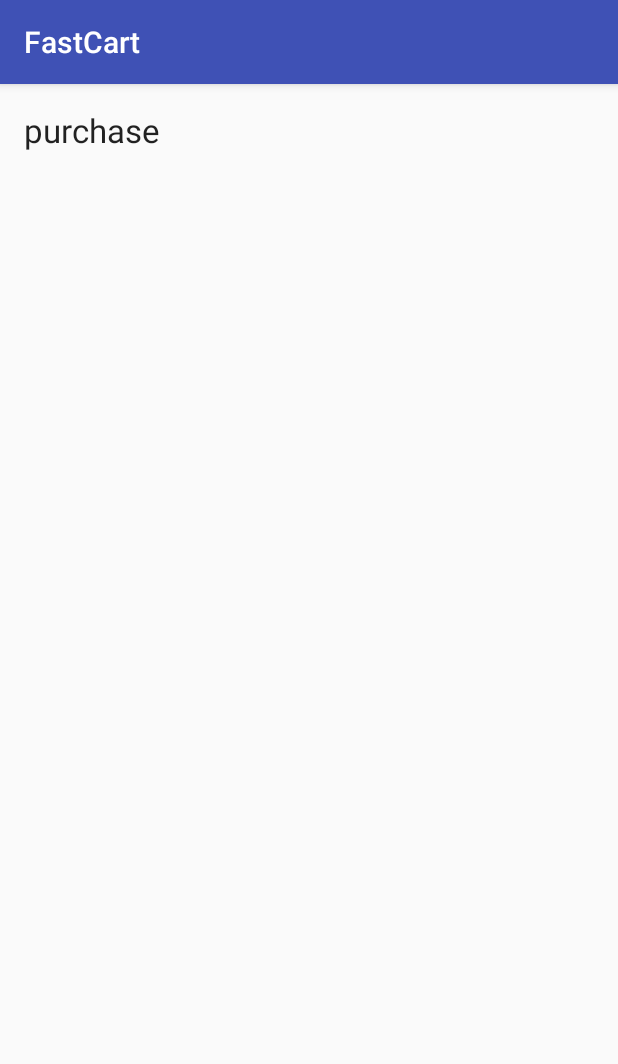
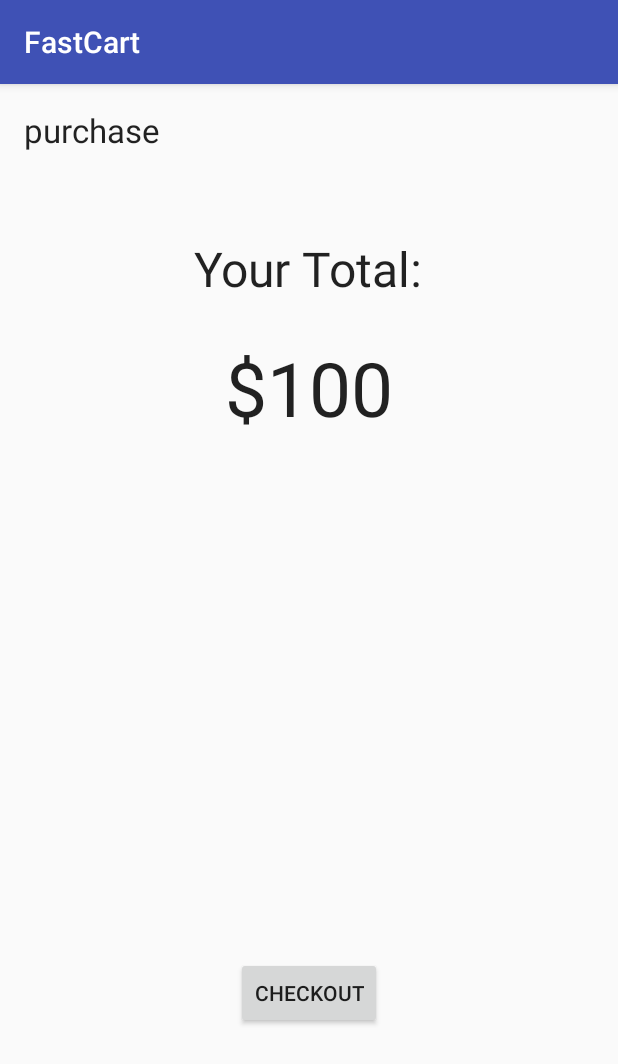
Before and after one commit to SujeethJinesh/FastCart, an Android app: the fragment Purchase shown on its own in the app's theme, on a phone screen of 412 x 824 dp. Shown: the top 1064 px of the screen. Run offline under Robolectric (Android 15) with nearby library versions, the phone set to English and light mode, and no system bars.

Commit message:
implemented basic checkout and android pay functionality

```diff
--- a/app/build.gradle
+++ b/app/build.gradle
@@ -26,6 +26,9 @@ dependencies {
     compile 'com.journeyapps:zxing-android-embedded:3.2.0@aar'
     compile 'com.google.zxing:core:3.2.1'
     compile 'com.google.android.gms:play-services-auth:9.4.0'
+    compile 'com.google.android.gms:play-services:9.4+'
+    compile 'com.android.support:support-v4:+'
+    compile 'com.android.support:appcompat-v7:+'
 }
 
 apply plugin: 'com.google.gms.google-services'
--- /dev/null
+++ b/app/src/main/res/layout/checkout.xml
@@ -0,0 +1,6 @@
+<?xml version="1.0" encoding="utf-8"?>
+<LinearLayout xmlns:android="http://schemas.android.com/apk/res/android"
+    android:layout_width="match_parent"
+    android:layout_height="match_parent">
+
+</LinearLayout>
--- a/app/src/main/res/layout/purchase.xml
+++ b/app/src/main/res/layout/purchase.xml
@@ -12,4 +12,35 @@
         android:layout_alignParentTop="true"
         android:text="purchase"
         android:textAppearance="?android:attr/textAppearanceLarge" />
+
+    <TextView
+        android:layout_width="wrap_content"
+        android:layout_height="wrap_content"
+        android:textSize="32sp"
+        android:textAppearance="?android:attr/textAppearanceLarge"
+        android:text="Your Total:"
+        android:id="@+id/textView2"
+        android:layout_marginTop="40dp"
+        android:layout_below="@+id/textView"
+        android:layout_centerHorizontal="true" />
+
+    <TextView
+        android:layout_width="wrap_content"
+        android:layout_height="wrap_content"
+        android:textAppearance="?android:attr/textAppearanceLarge"
+        android:textSize="50sp"
+        android:id="@+id/textView3"
+        android:layout_marginTop="24dp"
+        android:text="$100"
+        android:layout_below="@+id/textView2"
+        android:layout_centerHorizontal="true" />
+
+    <Button
+        android:layout_width="wrap_content"
+        android:layout_height="wrap_content"
+        android:text="Checkout"
+        android:id="@+id/button2"
+        android:layout_alignParentBottom="true"
+        android:layout_centerHorizontal="true"
+        android:layout_marginBottom="138dp" />
 </RelativeLayout>
```
Also changed, not shown: app/src/main/java/com/example/admin/fastcart/Checkout.java (added, +146 -0 lines), app/src/main/res/layout/outfit_selector.xml (+31 -0 lines).
